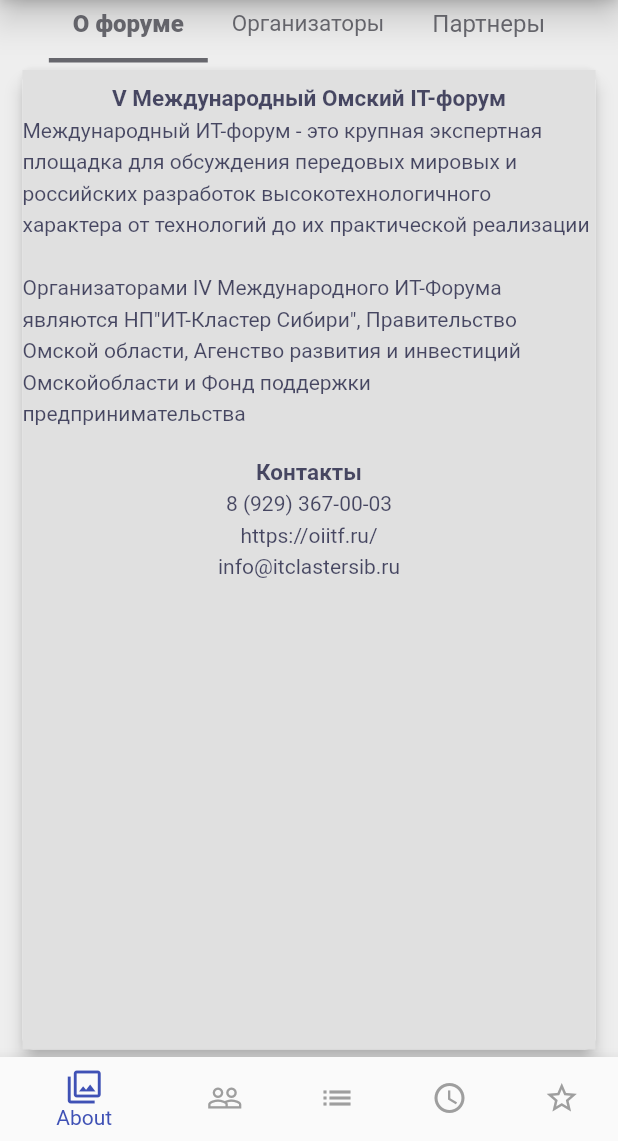
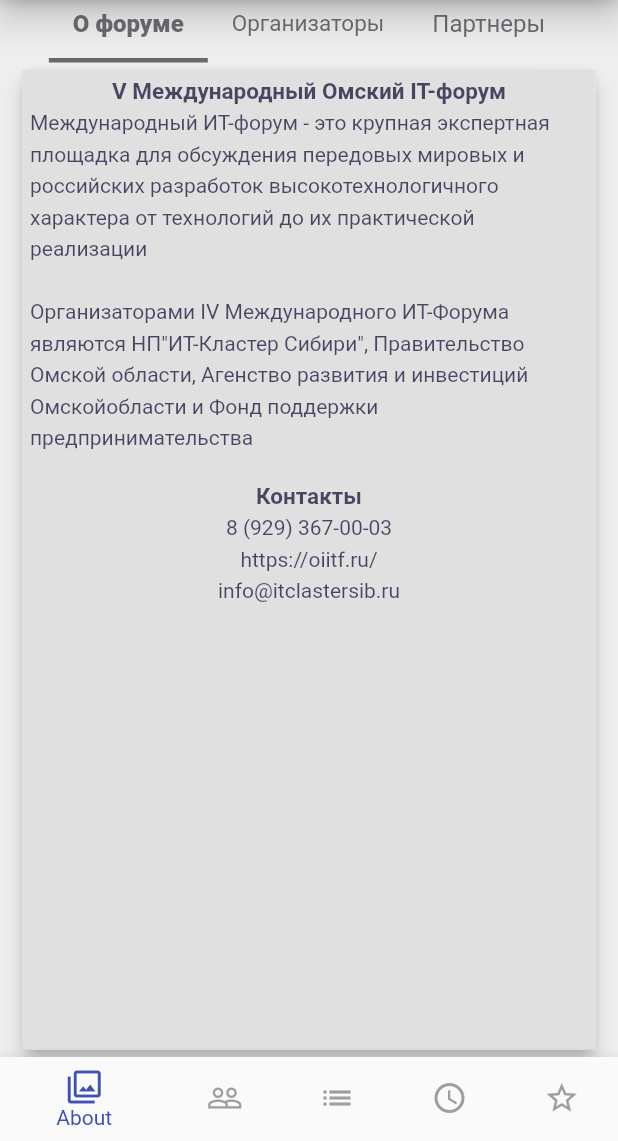
Before and after one commit to Elegerd/it_forum_omsk, a Flutter app: the screen it shows after launch, on a phone screen of 412 x 824 dp, the part 95-1236 px from its top. Run offline on Flutter 3.47's test engine with Material 2 defaults, Android fonts, the phone set to English and light mode, and no system bars; our stand-ins replace bloc, cloud_firestore, equatable, flutter_bloc, google_maps_flutter, sembast; accounts and stored records are empty; Roboto replaces fonts that are missing (Montserrat).

```diff
--- a/lib/screens/about.dart
+++ b/lib/screens/about.dart
@@ -97,7 +97,7 @@
             child: Stack(
               children: <Widget>[
                 Padding(
-                  padding: EdgeInsets.only(top: 10),
+                  padding: EdgeInsets.only(top: 5, right: 5,left: 5),
                   child: Container(
                     width: MediaQuery.of(context).size.width - 10,
                     child:  ListView(
--- a/lib/screens/speaker.dart
+++ b/lib/screens/speaker.dart
@@ -25,7 +25,7 @@
       backgroundColor: Color.fromRGBO(238, 238, 238, 1),
       body: Column(
         children: <Widget>[
-          CustomAppBar(title/*, 100*/),
+          CustomAppBar(title),
           Expanded(
             child: BlocProvider(
               builder: (_context) => SpeakerBloc(),
```
Also changed, not shown: lib/screens/map.dart (+7 -3 lines), 3 other files.
